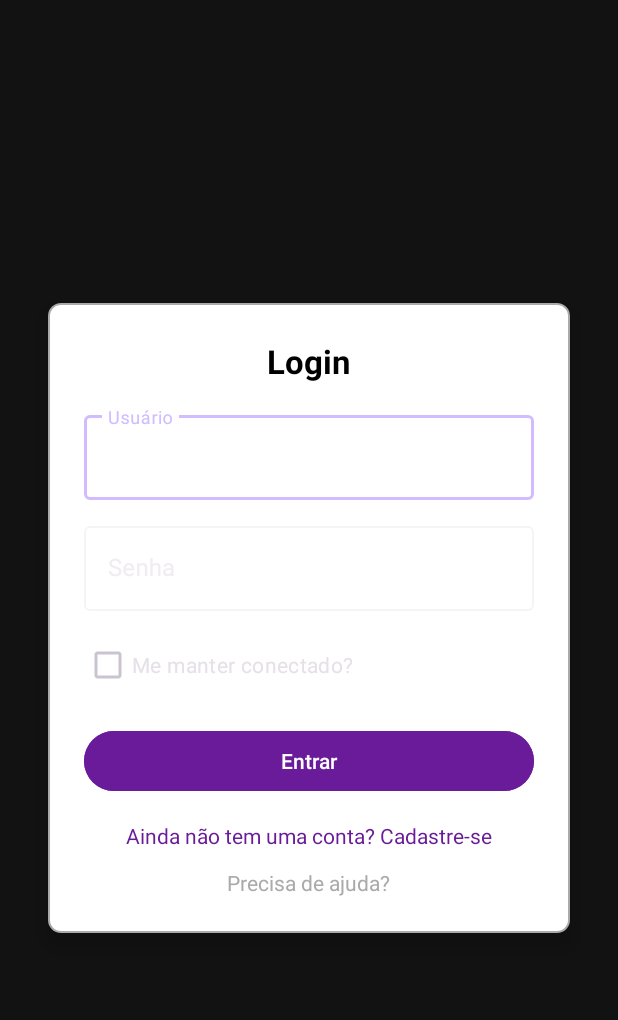
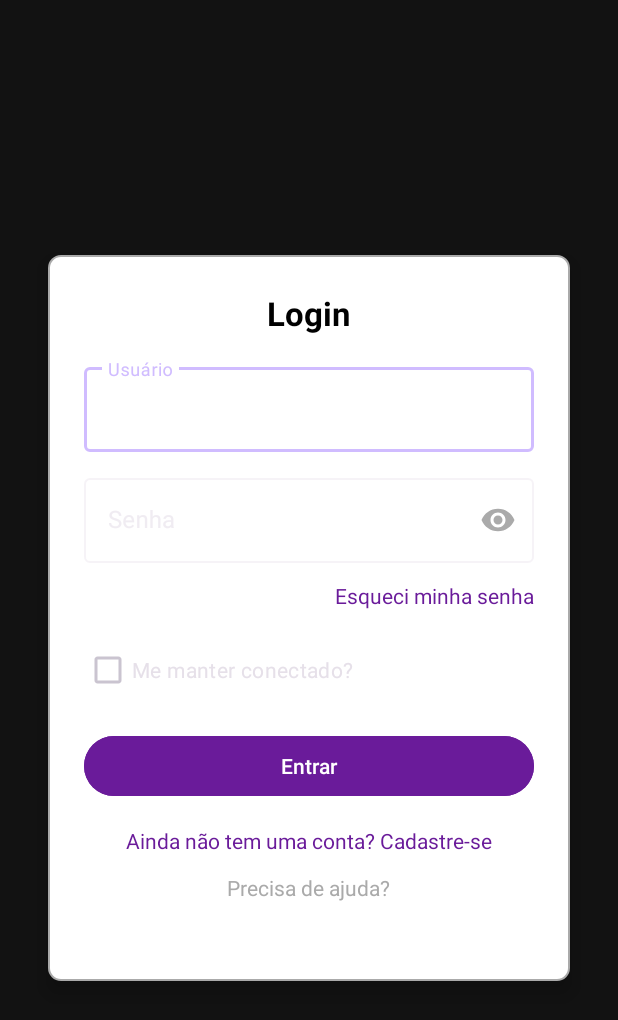
Before and after one commit to Nickolas-Pedroso/Mobile_AprovIA, an Android app: the screen it shows after launch (LoginActivity), on a phone screen of 412 x 824 dp. Shown: the top 1020 px of the screen. Run offline under Robolectric (Android 15) with nearby library versions, the phone set to English and light mode, and no system bars; our stand-ins replace Firebase (no records; nobody signed in at launch, a user with empty details on screens opened directly).

```diff
--- a/app/src/main/res/layout/activity_login.xml
+++ b/app/src/main/res/layout/activity_login.xml
@@ -54,7 +54,8 @@
             android:layout_width="match_parent"
             android:layout_height="wrap_content"
             android:layout_marginBottom="12dp"
-            app:passwordToggleEnabled="true"
+            app:endIconMode="password_toggle"
+            app:endIconTint="@android:color/darker_gray"
             style="@style/Widget.MaterialComponents.TextInputLayout.OutlinedBox">
 
             <com.google.android.material.textfield.TextInputEditText
@@ -65,6 +66,17 @@
                 android:inputType="textPassword" />
         </com.google.android.material.textfield.TextInputLayout>
 
+        <!-- Esqueci a senha -->
+        <TextView
+            android:id="@+id/txtEsqueciSenha"
+            android:layout_width="wrap_content"
+            android:layout_height="wrap_content"
+            android:text="Esqueci minha senha"
+            android:textColor="#6A1B9A"
+            android:layout_gravity="end"
+            android:layout_marginBottom="16dp"
+            android:clickable="true"
+            android:focusable="true" />
 
         <!-- Checkbox -->
         <CheckBox
@@ -102,6 +114,7 @@
             android:layout_height="wrap_content"
             android:layout_gravity="center"
             android:clickable="true"
+            android:minHeight="48dp"
             android:text="Precisa de ajuda?"
             android:textColor="@android:color/darker_gray" />
 
```
Also changed, not shown: app/src/main/java/com/example/aprovia/LoginActivity.kt (+90 -0 lines), 1 other file.
